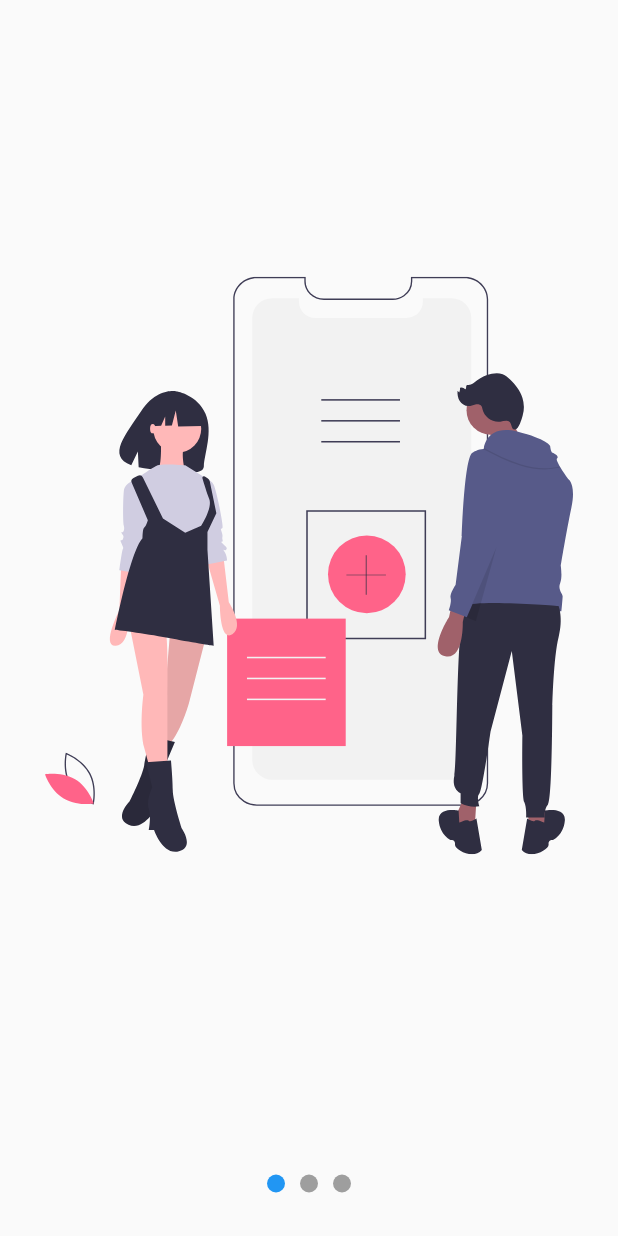
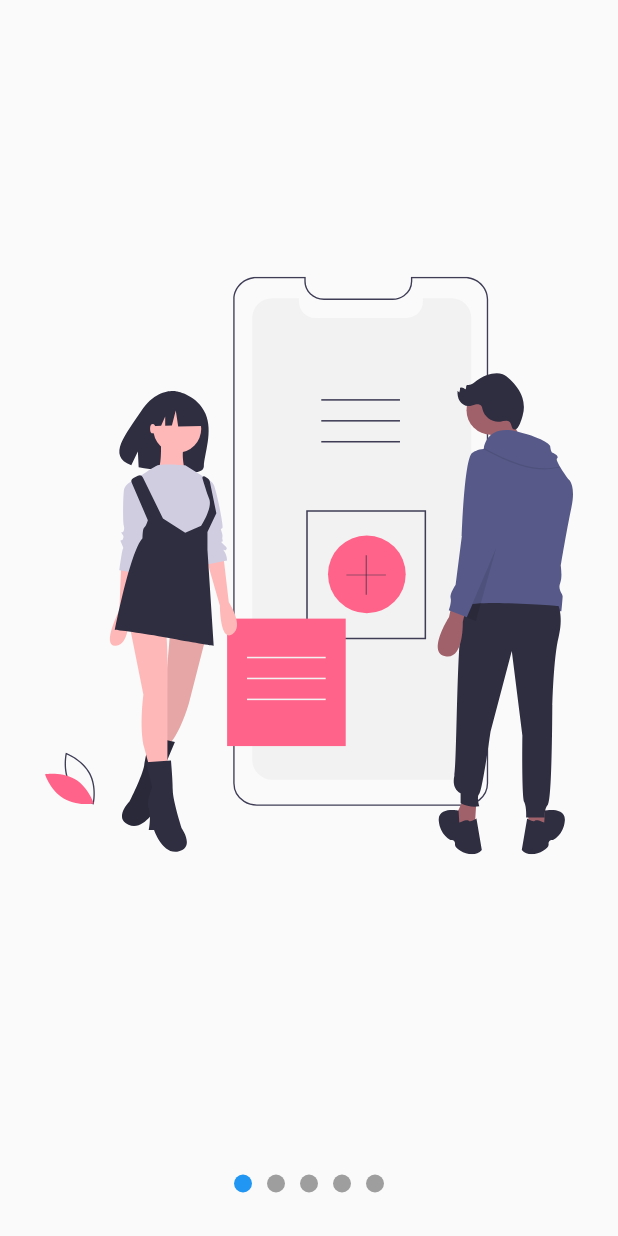
Before and after one commit to OdaFra/Disenhos_profesionales_y_animaciones, a Flutter app: the screen it shows after launch, on a phone screen of 412 x 824 dp. Run offline on Flutter 3.47's test engine with Material 2 defaults, Android fonts, the phone set to English and light mode, and no system bars; our stand-ins replace flutter_svg.

Commit message:
Continua proceso de personalización de SlideShow

```diff
--- a/lib/src/pages/slideshow_page.dart
+++ b/lib/src/pages/slideshow_page.dart
@@ -9,7 +9,11 @@ class SlideshowPage extends StatelessWidget {
   @override
   Widget build(BuildContext context) {
     return Scaffold(
+      // backgroundColor: Colors.indigo,
       body: Slideshow(
+      puntosArriba: false,
+        // colorPrimario: Colors.blue,
+        // colorSecundario: Colors.white,
         slides: [
           SvgPicture.asset('assets/svgs/slide-1.svg'),
           SvgPicture.asset('assets/svgs/slide-2.svg'),
--- a/lib/src/widgets/slideShow.dart
+++ b/lib/src/widgets/slideShow.dart
@@ -2,34 +2,39 @@ import 'package:flutter/material.dart';
 import 'package:provider/provider.dart';
 import '../models/slider_model.dart';
 
+class Slideshow extends StatelessWidget {
+  final List<Widget> slides;
+  final bool puntosArriba;
+  final Color colorPrimario;
+  final Color colorSecundario;
 
-
-
-class Slideshow extends StatelessWidget {
-
-  final List<Widget> slides;
-
-   Slideshow({required  this.slides});
+  // ignore: use_key_in_widget_constructors
+  const Slideshow(
+      {required this.slides,
+      this.puntosArriba = false,
+      this.colorPrimario = Colors.blue,
+      this.colorSecundario = Colors.grey});
 
   @override
   Widget build(BuildContext context) {
     return ChangeNotifierProvider(
       create: (_) => SliderModel(),
-      child: Center(
-          child: Column(
-        children:  [
-          Expanded(
-            child: _Slides(this.slides ),
-          ),
-          _Dots()
-        ],
-      )),
+      child: SafeArea(
+        child: Center(
+            child: Column(
+          children: [
+            if (puntosArriba) _Dots(slides.length, this.colorPrimario, this.colorSecundario),
+            Expanded(child: _Slides(slides)),
+            if (!puntosArriba) _Dots(slides.length, this.colorPrimario, this.colorSecundario),
+          ],
+        )),
+      ),
     );
   }
 }
 
 class _Slides extends StatefulWidget {
-  final List<Widget>slides;
+  final List<Widget> slides;
   const _Slides(this.slides);
 
   @override
@@ -46,8 +51,6 @@ class _SlidesState extends State<_Slides> {
       //Actualizar la instanacia de mi clase o provider (sliderModel)
       Provider.of<SliderModel>(context, listen: false).currentPage =
           pageViewController.page!;
-
-
     });
     super.initState();
   }
@@ -62,7 +65,6 @@ class _SlidesState extends State<_Slides> {
   Widget build(BuildContext context) {
     return Container(
       child: PageView(
-
         controller: pageViewController,
         // children:
         // const [
@@ -77,7 +79,11 @@ class _SlidesState extends State<_Slides> {
 }
 
 class _Dots extends StatelessWidget {
-  const _Dots({Key? key}) : super(key: key);
+  final int totalSlides;
+  final Color colorPrimario;
+  final Color colorSecundario;
+
+  const _Dots(this.totalSlides, this.colorPrimario, this.colorSecundario);
 
   @override
   Widget build(BuildContext context) {
@@ -86,11 +92,15 @@ class _Dots extends StatelessWidget {
       height: 70,
       child: Row(
         mainAxisAlignment: MainAxisAlignment.center,
-        children: const [
-          _Dot(0),
-          _Dot(1),
-          _Dot(2),
-        ],
+        // children: const [
+        //   _Dot(0),
+        //   _Dot(1),
+        //   _Dot(2),
+        // ],
+        children: List.generate(
+          this.totalSlides,
+          (i) => _Dot(i, this.colorPrimario, this.colorSecundario),
+        ),
       ),
     );
   }
@@ -98,8 +108,12 @@ class _Dots extends StatelessWidget {
 
 class _Dot extends StatelessWidget {
   final int index;
+  final Color colorPrimario;
+  final Color colorSecundario;
   const _Dot(
     this.index,
+    this.colorPrimario,
+    this.colorSecundario,
   );
 
   @override
@@ -112,8 +126,8 @@ class _Dot extends StatelessWidget {
       margin: const EdgeInsets.symmetric(horizontal: 5),
       decoration: BoxDecoration(
         color: (pageViewIndex >= index - 0.5 && pageViewIndex < index + 0.5)
-            ? Colors.blue
-            : Colors.grey,
+            ? colorPrimario
+            : colorSecundario,
         shape: BoxShape.circle,
       ),
     );
```
